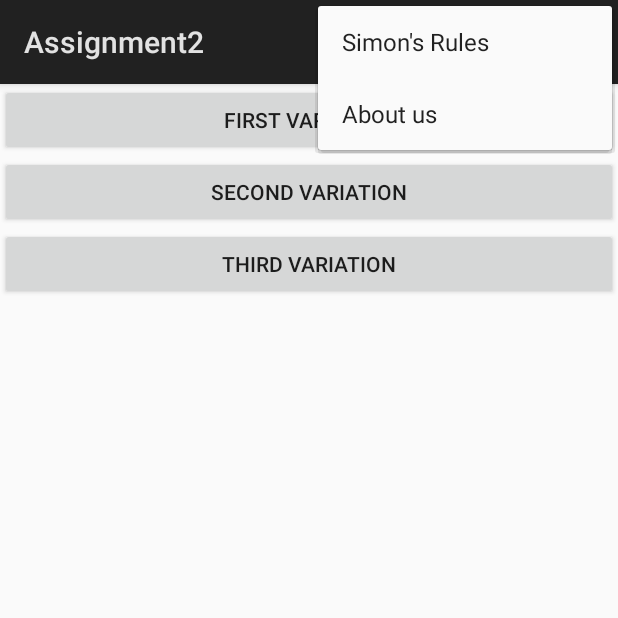
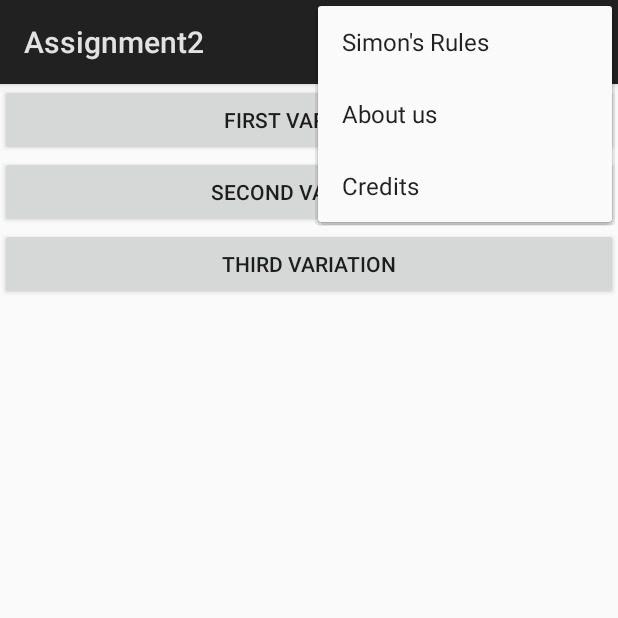
Before and after one commit to ClaudiaLidia/SimonGame, an Android app: the screen it shows after launch (MainActivity), with the options menu open, on a phone screen of 412 x 824 dp, the top half of it. Run offline under Robolectric (Android 15) with nearby library versions, the phone set to English and light mode, and no system bars.

Commit message:
Add credits activity to the menu

```diff
--- a/app/src/main/java/com/yanes/assignment2/MainActivity.java
+++ b/app/src/main/java/com/yanes/assignment2/MainActivity.java
@@ -67,6 +67,11 @@ public class MainActivity extends Activity  implements View.OnClickListener {
             Intent intent=new Intent(this, Aboutus.class);
             startActivity(intent);
             return true;
+        } else if(itemId==R.id.mcredits)
+        {
+            Intent intent=new Intent(this, Credits.class);
+            startActivity(intent);
+            return true;
         }
         return super.onOptionsItemSelected(item);
     }
--- a/app/src/main/res/menu/menu.xml
+++ b/app/src/main/res/menu/menu.xml
@@ -2,4 +2,5 @@
 <menu xmlns:android="http://schemas.android.com/apk/res/android">
     <item android:title="Simon's Rules" android:id="@+id/mrules"/>
     <item android:title="About us" android:id="@+id/mus"/>
+    <item android:title="Credits" android:id="@+id/mcredits"/>
 </menu>
```
